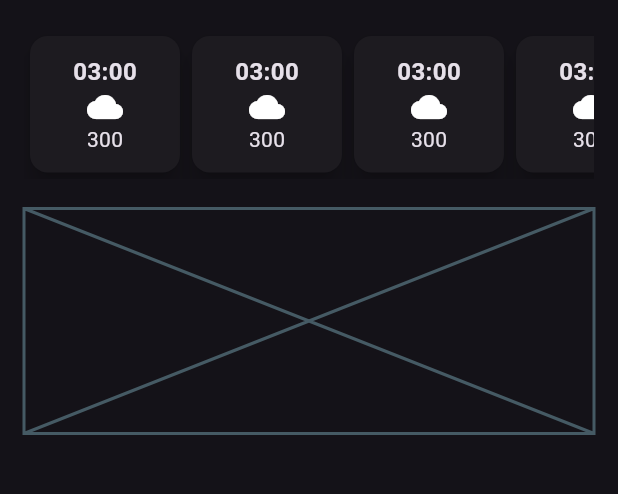
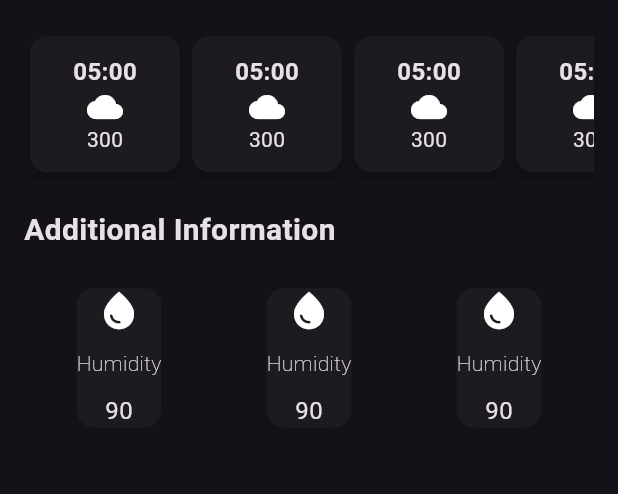
Before and after one commit to House197/Flutter, a Flutter app: the screen it shows after launch, on a phone screen of 412 x 824 dp, the part 498-992 px from its top. Run offline on Flutter 3.47's test engine with Material 3 defaults, Android fonts, the phone set to English and light mode, and no system bars.

Commit message:
Create Card widgets

```diff
--- /dev/null
+++ b/weather_app/lib/additional_info_card.dart
@@ -0,0 +1,44 @@
+import 'package:flutter/material.dart';
+
+class AdditionalInfoCard extends StatelessWidget {
+  final IconData icon;
+  final String label;
+  final String value;
+  const AdditionalInfoCard(
+      {super.key,
+      required this.icon,
+      required this.label,
+      required this.value});
+
+  @override
+  Widget build(BuildContext context) {
+    return Card(
+      elevation: 0,
+      child: Column(
+        children: [
+          Icon(
+            icon,
+            size: 30,
+          ),
+          const SizedBox(
+            height: 10,
+          ),
+          Text(
+            label,
+            style: const TextStyle(fontSize: 14, fontWeight: FontWeight.w100),
+          ),
+          const SizedBox(
+            height: 10,
+          ),
+          Text(
+            value,
+            style: const TextStyle(
+              fontSize: 16,
+              fontWeight: FontWeight.normal,
+            ),
+          )
+        ],
+      ),
+    );
+  }
+}
--- /dev/null
+++ b/weather_app/lib/weather_forecast_item.dart
@@ -0,0 +1,32 @@
+import 'package:flutter/material.dart';
+
+class HourlyForecastItem extends StatelessWidget {
+  const HourlyForecastItem({super.key});
+
+  @override
+  Widget build(BuildContext context) {
+    return Card(
+      elevation: 6,
+      child: Container(
+        width: 100,
+        padding: const EdgeInsets.symmetric(horizontal: 10.0, vertical: 12.0),
+        decoration: BoxDecoration(
+          borderRadius: BorderRadius.circular(12),
+        ),
+        child: const Column(
+          children: [
+            Text(
+              '05:00',
+              style: TextStyle(
+                fontSize: 16,
+                fontWeight: FontWeight.bold,
+              ),
+            ),
+            Icon(Icons.cloud),
+            Text('300')
+          ],
+        ),
+      ),
+    );
+  }
+}
--- a/weather_app/lib/weather_screen.dart
+++ b/weather_app/lib/weather_screen.dart
@@ -1,6 +1,8 @@
 import 'dart:ui';
 
 import 'package:flutter/material.dart';
+import 'package:weather_app/additional_info_card.dart';
+import 'package:weather_app/weather_forecast_item.dart';
 
 class WeatherScreen extends StatelessWidget {
   const WeatherScreen({super.key});
@@ -82,187 +84,56 @@ class WeatherScreen extends StatelessWidget {
             const SizedBox(
               height: 20,
             ),
-            SingleChildScrollView(
+            const SingleChildScrollView(
               scrollDirection: Axis.horizontal,
               child: Row(
+                mainAxisAlignment: MainAxisAlignment.center,
                 children: [
-                  Card(
-                    elevation: 6,
-                    child: Container(
-                      width: 100,
-                      padding: const EdgeInsets.symmetric(
-                          horizontal: 10.0, vertical: 12.0),
-                      decoration: BoxDecoration(
-                        borderRadius: BorderRadius.circular(12),
-                      ),
-                      child: const Column(
-                        children: [
-                          Text(
-                            '03:00',
-                            style: TextStyle(
-                              fontSize: 16,
-                              fontWeight: FontWeight.bold,
-                            ),
-                          ),
-                          Icon(Icons.cloud),
-                          Text('300')
-                        ],
-                      ),
-                    ),
-                  ),
-                  Card(
-                    elevation: 6,
-                    child: Container(
-                      width: 100,
-                      padding: const EdgeInsets.symmetric(
-                          horizontal: 10.0, vertical: 12.0),
-                      decoration: BoxDecoration(
-                        borderRadius: BorderRadius.circular(12),
-                      ),
-                      child: const Column(
-                        children: [
-                          Text(
-                            '03:00',
-                            style: TextStyle(
-                              fontSize: 16,
-                              fontWeight: FontWeight.bold,
-                            ),
-                          ),
-                          Icon(Icons.cloud),
-                          Text('300')
-                        ],
-                      ),
-                    ),
-                  ),
-                  Card(
-                    elevation: 6,
-                    child: Container(
-                      width: 100,
-                      padding: const EdgeInsets.symmetric(
-                          horizontal: 10.0, vertical: 12.0),
-                      decoration: BoxDecoration(
-                        borderRadius: BorderRadius.circular(12),
-                      ),
-                      child: const Column(
-                        children: [
-                          Text(
-                            '03:00',
-                            style: TextStyle(
-                              fontSize: 16,
-                              fontWeight: FontWeight.bold,
-                            ),
-                          ),
-                          Icon(Icons.cloud),
-                          Text('300')
-                        ],
-                      ),
-                    ),
-                  ),
-                  Card(
-                    elevation: 6,
-                    child: Container(
-                      width: 100,
-                      padding: const EdgeInsets.symmetric(
-                          horizontal: 10.0, vertical: 12.0),
-                      decoration: BoxDecoration(
-                        borderRadius: BorderRadius.circular(12),
-                      ),
-                      child: const Column(
-                        children: [
-                          Text(
-                            '03:00',
-                            style: TextStyle(
-                              fontSize: 16,
-                              fontWeight: FontWeight.bold,
-                            ),
-                          ),
-                          Icon(Icons.cloud),
-                          Text('300')
-                        ],
-                      ),
-                    ),
-                  ),
-                  Card(
-                    elevation: 6,
-                    child: Container(
-                      width: 100,
-                      padding: const EdgeInsets.symmetric(
-                          horizontal: 10.0, vertical: 12.0),
-                      decoration: BoxDecoration(
-                        borderRadius: BorderRadius.circular(12),
-                      ),
-                      child: const Column(
-                        children: [
-                          Text(
-                            '05:00',
-                            style: TextStyle(
-                              fontSize: 16,
-                              fontWeight: FontWeight.bold,
-                            ),
-                          ),
-                          Icon(Icons.cloud),
-                          Text('300')
-                        ],
-                      ),
-                    ),
-                  ),
-                  Card(
-                    elevation: 6,
-                    child: Container(
-                      width: 100,
-                      padding: const EdgeInsets.symmetric(
-                          horizontal: 10.0, vertical: 12.0),
-                      decoration: BoxDecoration(
-                        borderRadius: BorderRadius.circular(12),
-                      ),
-                      child: const Column(
-                        children: [
-                          Text(
-                            '05:00',
-                            style: TextStyle(
-                              fontSize: 16,
-                              fontWeight: FontWeight.bold,
-                            ),
-                          ),
-                          Icon(Icons.cloud),
-                          Text('300')
-                        ],
-                      ),
-                    ),
-                  ),
-                  Card(
-                    elevation: 6,
-                    child: Container(
-                      width: 100,
-                      padding: const EdgeInsets.symmetric(
-                          horizontal: 10.0, vertical: 12.0),
-                      decoration: BoxDecoration(
-                        borderRadius: BorderRadius.circular(12),
-                      ),
-                      child: const Column(
-                        children: [
-                          Text(
-                            '03:00',
-                            style: TextStyle(
-                              fontSize: 16,
-                              fontWeight: FontWeight.bold,
-                            ),
-                          ),
-                          Icon(Icons.cloud),
-                          Text('300')
-                        ],
-                      ),
-                    ),
-                  ),
+                  HourlyForecastItem(),
+                  HourlyForecastItem(),
+                  HourlyForecastItem(),
+                  HourlyForecastItem(),
+                  HourlyForecastItem(),
+                  HourlyForecastItem(),
                 ],
               ),
             ),
             const SizedBox(
               height: 20,
             ),
-            const Placeholder(
-              fallbackHeight: 150,
+            const Align(
+              alignment: Alignment.centerLeft,
+              child: Text(
+                'Additional Information',
+                style: TextStyle(
+                  fontSize: 20,
+                  fontWeight: FontWeight.bold,
+                ),
+              ),
             ),
+            const SizedBox(
+              height: 20,
+            ),
+            const Row(
+              mainAxisAlignment: MainAxisAlignment.spaceAround,
+              children: [
+                AdditionalInfoCard(
+                  icon: Icons.water_drop,
+                  label: 'Humidity',
+                  value: '90',
+                ),
+                AdditionalInfoCard(
+                  icon: Icons.water_drop,
+                  label: 'Humidity',
+                  value: '90',
+                ),
+                AdditionalInfoCard(
+                  icon: Icons.water_drop,
+                  label: 'Humidity',
+                  value: '90',
+                ),
+              ],
+            )
           ],
         ),
       ),
```
Also changed, not shown: 1 other file.
